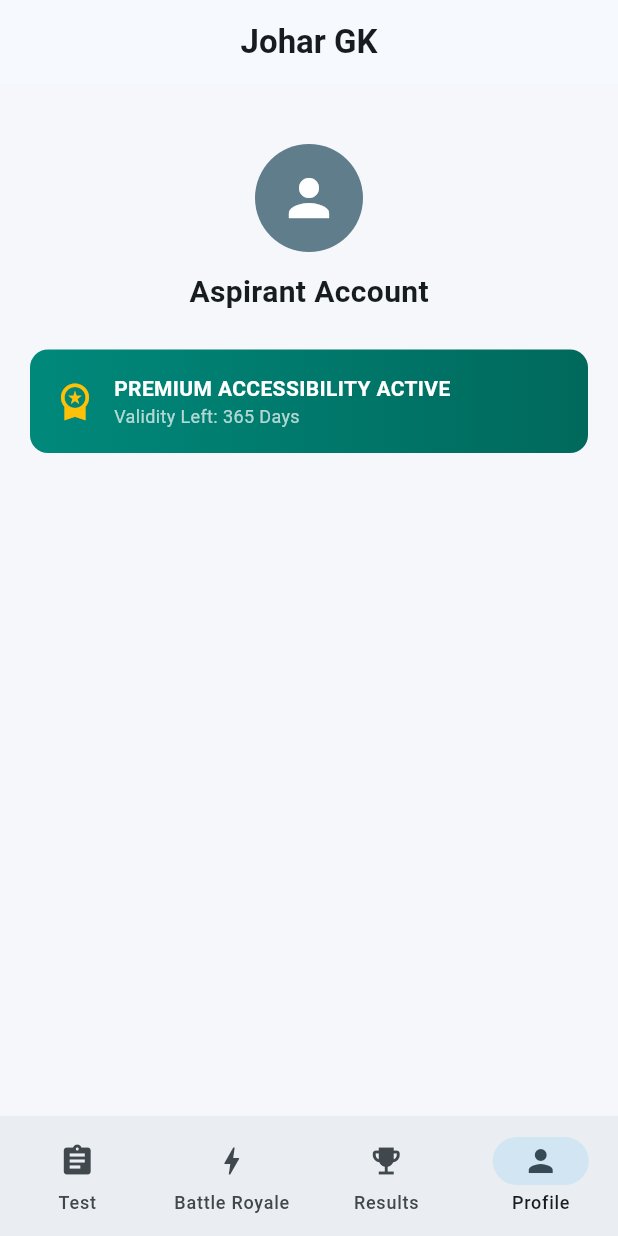
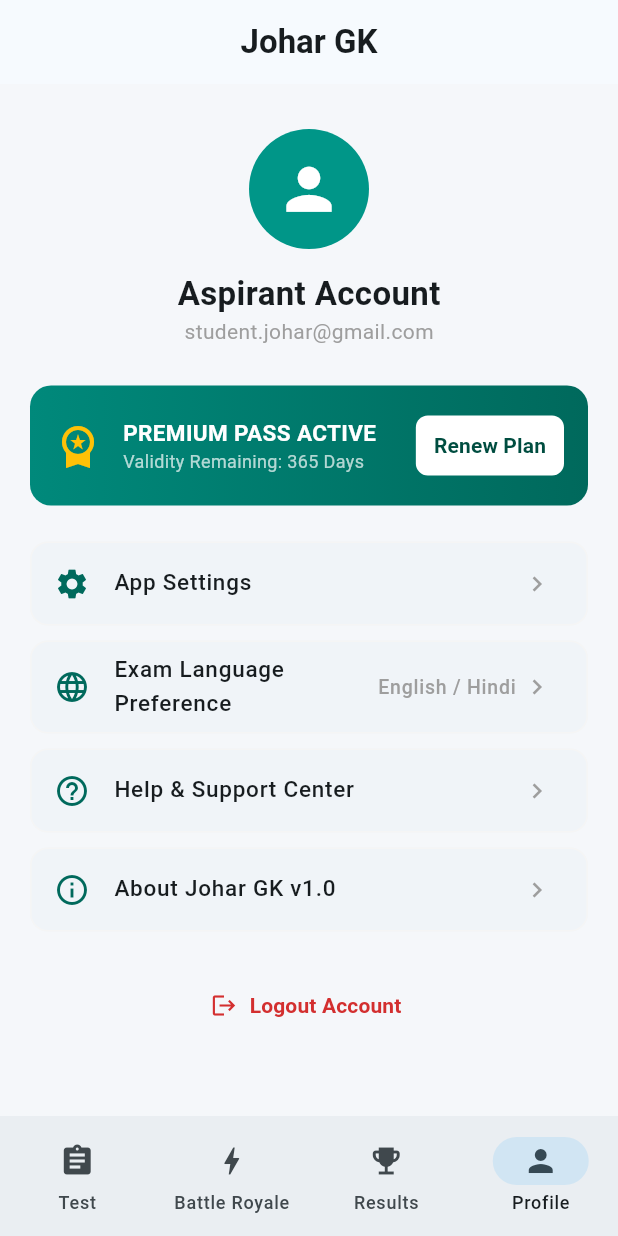
Before and after one commit to shailenxo/johar-gk, a Flutter app: the screen it shows after launch, item 4 of the bottom bar chosen, on a phone screen of 412 x 824 dp. Run offline on Flutter 3.47's test engine with Material 3 defaults, Android fonts, the phone set to English and light mode, and no system bars.

Commit message:
Upgraded profile dashboard layout with account settings tiles

```diff
--- a/lib/screens/home/home_screen.dart
+++ b/lib/screens/home/home_screen.dart
@@ -156,7 +156,6 @@
   // TAB 3: DYNAMIC RESULTS HISTORY LOG
   // =========================================================================
   Widget _buildResultsHub() {
-    // Simulated historical scores database rows
     final List<Map<String, dynamic>> pastScores = [
       {
         'title': 'Introduction - Test 1',
@@ -249,58 +248,163 @@
   }
 
   // =========================================================================
-  // TAB 4: PROFILE SCREEN WITH VALIDITY
+  // TAB 4: UPGRADED ACCOUNT PROFILE VIEW
   // =========================================================================
   Widget _buildProfileHub() {
-    return Padding(
+    return SingleChildScrollView(
       padding: const EdgeInsets.all(20.0),
       child: Column(
         children: [
-          const SizedBox(height: 20),
+          const SizedBox(height: 10),
+          // User Avatar and Metadata Header
           const CircleAvatar(
-            radius: 36,
-            backgroundColor: Colors.blueGrey,
-            child: Icon(Icons.person, size: 40, color: Colors.white),
+            radius: 40,
+            backgroundColor: Colors.teal,
+            child: Icon(Icons.person, size: 45, color: Colors.white),
           ),
-          const SizedBox(height: 12),
+          const SizedBox(height: 14),
           const Text(
             'Aspirant Account',
-            style: TextStyle(fontWeight: FontWeight.bold, fontSize: 20),
+            style: TextStyle(fontWeight: FontWeight.bold, fontSize: 22),
           ),
-          const SizedBox(height: 24),
+          const Text(
+            'student.johar@gmail.com',
+            style: TextStyle(color: Colors.grey, fontSize: 14),
+          ),
+          const SizedBox(height: 26),
+
+          // Premium validity status badge box
           Container(
             padding: const EdgeInsets.all(16),
             decoration: BoxDecoration(
               gradient: LinearGradient(
                 colors: [Colors.teal.shade600, Colors.teal.shade800],
               ),
-              borderRadius: BorderRadius.circular(12),
+              borderRadius: BorderRadius.circular(14),
             ),
-            child: const Row(
+            child: Row(
               children: [
-                Icon(Icons.workspace_premium, color: Colors.amber, size: 28),
-                SizedBox(width: 12),
-                Column(
+                const Icon(
+                  Icons.workspace_premium,
+                  color: Colors.amber,
+                  size: 32,
+                ),
+                const SizedBox(width: 14),
+                const Expanded(
+                  child: Column(
                     crossAxisAlignment: CrossAxisAlignment.start,
                     children: [
                       Text(
-                      'PREMIUM ACCESSIBILITY ACTIVE',
+                        'PREMIUM PASS ACTIVE',
                         style: TextStyle(
                           color: Colors.white,
                           fontWeight: FontWeight.bold,
+                          fontSize: 15,
                         ),
                       ),
                       Text(
-                      'Validity Left: 365 Days',
+                        'Validity Remaining: 365 Days',
                         style: TextStyle(color: Colors.white70, fontSize: 12),
                       ),
                     ],
                   ),
+                ),
+                TextButton(
+                  style: TextButton.styleFrom(
+                    backgroundColor: Colors.white,
+                    foregroundColor: Colors.teal.shade900,
+                    shape: RoundedRectangleBorder(
+                      borderRadius: BorderRadius.circular(8),
+                    ),
+                  ),
+                  onPressed: () {
+                    ScaffoldMessenger.of(context).showSnackBar(
+                      const SnackBar(
+                        content: Text('Payment gateway opening simulation...'),
+                      ),
+                    );
+                  },
+                  child: const Text(
+                    'Renew Plan',
+                    style: TextStyle(fontWeight: FontWeight.bold),
+                  ),
+                ),
               ],
+            ),
+          ),
+          const SizedBox(height: 24),
+
+          // Account Management List Settings Panels
+          _buildProfileRowSetting(
+            icon: Icons.settings,
+            title: 'App Settings',
+            trailingText: '',
+          ),
+          _buildProfileRowSetting(
+            icon: Icons.language,
+            title: 'Exam Language Preference',
+            trailingText: 'English / Hindi',
+          ),
+          _buildProfileRowSetting(
+            icon: Icons.help_outline,
+            title: 'Help & Support Center',
+            trailingText: '',
+          ),
+          _buildProfileRowSetting(
+            icon: Icons.info_outline,
+            title: 'About Johar GK v1.0',
+            trailingText: '',
+          ),
+
+          const SizedBox(height: 15),
+          // Logout Action Mock Row Button
+          TextButton.icon(
+            style: TextButton.styleFrom(foregroundColor: Colors.red[700]),
+            onPressed: () {},
+            icon: const Icon(Icons.logout),
+            label: const Text(
+              'Logout Account',
+              style: TextStyle(fontWeight: FontWeight.bold),
             ),
           ),
         ],
       ),
     );
   }
+
+  // Helper template widget to quickly paint matching standard custom settings items
+  Widget _buildProfileRowSetting({
+    required IconData icon,
+    required String title,
+    required String trailingText,
+  }) {
+    return Card(
+      elevation: 0,
+      margin: const EdgeInsets.only(bottom: 10),
+      shape: RoundedRectangleBorder(
+        borderRadius: BorderRadius.circular(12),
+        side: BorderSide(color: Colors.grey.shade100),
+      ),
+      child: ListTile(
+        leading: Icon(icon, color: Colors.teal[800]),
+        title: Text(
+          title,
+          style: const TextStyle(fontWeight: FontWeight.w500, fontSize: 15),
+        ),
+        trailing: Row(
+          mainAxisSize: MainAxisSize.min,
+          children: [
+            if (trailingText.isNotEmpty)
+              Text(
+                trailingText,
+                style: const TextStyle(color: Colors.grey, fontSize: 13),
+              ),
+            const SizedBox(width: 4),
+            const Icon(Icons.chevron_right, color: Colors.grey, size: 20),
+          ],
+        ),
+        onPressed: () {},
+      ),
+    );
   }
+}
```
Lines whose indentation alone changed are shown as unchanged.
